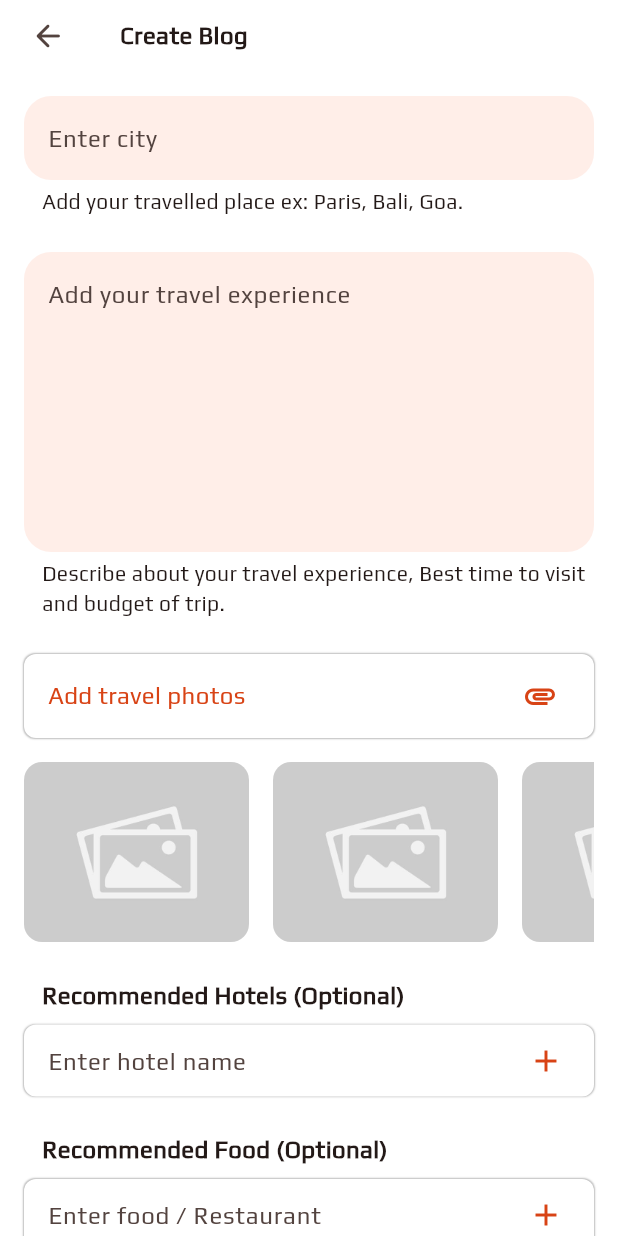
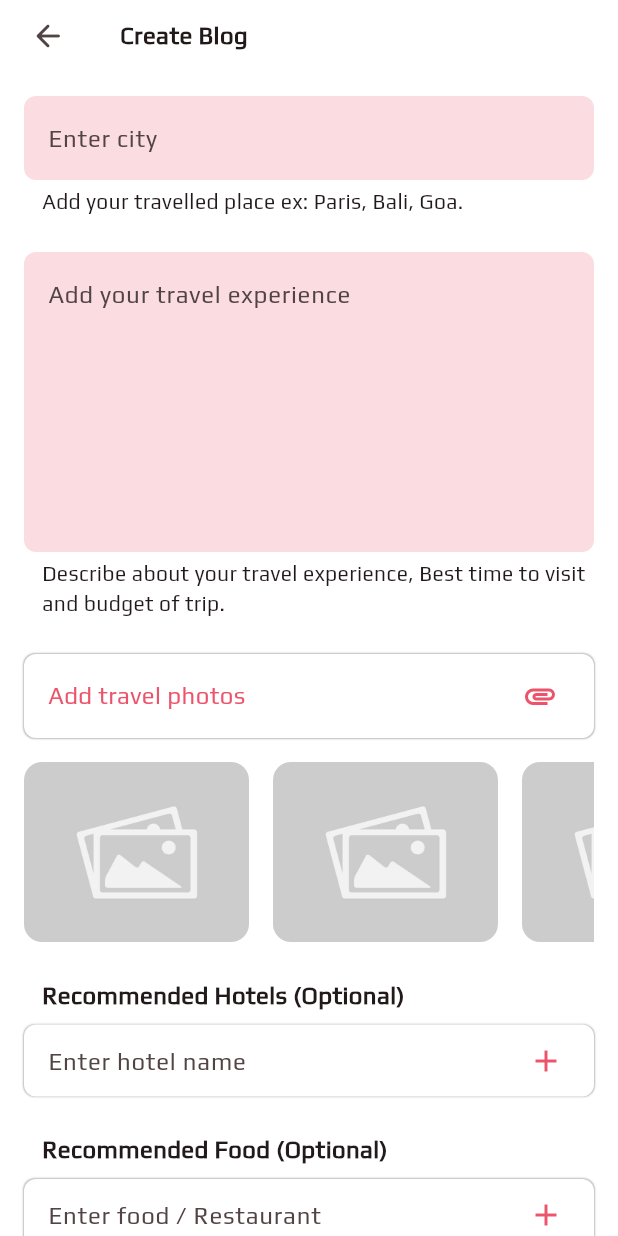
Before and after one commit to anilprofileinfo/finder, a Flutter app: the DashBoard screen opened by its route, after a tap on the "add" icon, on a phone screen of 412 x 824 dp. Run offline on Flutter 3.47's test engine with Material 3 defaults, Android fonts, the light colour scheme and no system bars; our stand-ins replace dartz, equatable, image_picker; accounts and stored records are empty; network calls fail.

Commit message:
Updated ui style in login and home screen

```diff
--- a/lib/core/utils/app_colors.dart
+++ b/lib/core/utils/app_colors.dart
@@ -2,26 +2,21 @@ import 'package:flutter/material.dart';
 
 class AppColors{
   ///Blue Color
-  // static const primaryColor = Color(0xff5d0cc0);
-  // static const primaryColorDark = Color(0xff3e0286);
-  // static const primaryColorLight = Color(0xff9f6af5);
-  // static const primaryColorOrange = Colors.deepOrange;
-  static const primaryColor = Colors.deepOrange;
-
-  // static const primaryColorOrange = Color(0XFFff444b);
-  // static const primaryColor = Color(0XFF64a2d5);
-  static const primaryColorDark = Color(0xFFD84315);
-  static const primaryColorLight = Color(0xFFFFCCBC);
+/*  static const primaryColor = Color(0xff7ABDC1);
+  static const primaryColorDark = Color(0xff497173);*/
+  static const primaryColor = Color(0xffEC546B);
+  static const primaryColorDark = Color(0xffEC546B);
 
   static const colorTransparent = Color(0x00ffffff);
   static const darkGray = Color(0xff737373);
   static const white = Color(0xffffffff);
   static const black = Color(0xff000000);
   static const gray = Color(0xFF9E9E9E);
-  // static const scaffoldBackground = Color(0xFFF2F4F8);
   static const scaffoldBackground = Color(0xFFe9eaec);
   static const separator = Color(0xFFe8e8e8);
   static const whiteTransparent = Color(0x32000000);
 
+  static const appbarColor = Color(0xFFFFF8F8);
+
 
 }
--- a/lib/core/utils/app_router.dart
+++ b/lib/core/utils/app_router.dart
@@ -18,7 +18,7 @@ class AppRouter {
       case splashRoute:
         return MaterialPageRoute(builder: (_) => const SplashScreen());
       case loginRoute:
-        return MaterialPageRoute(builder: (_) =>  Login());
+        return MaterialPageRoute(builder: (_) =>  const Login());
       case signupRoute:
         return MaterialPageRoute(builder: (_) => const SignUp());
       case dashboardRoute:
@@ -26,7 +26,7 @@ class AppRouter {
       case postRoute:
         return MaterialPageRoute(builder: (_) => const PostScreen());
       default:
-        return MaterialPageRoute(builder: (_) =>  Login());
+        return MaterialPageRoute(builder: (_) =>  const Login());
     }
   }
 }
--- a/lib/features/home/presentation/page/home.dart
+++ b/lib/features/home/presentation/page/home.dart
@@ -5,7 +5,7 @@ import 'package:finder/features/home/presentation/widgets/stories_list.dart';
 import 'package:flutter/material.dart';
 import 'package:provider/provider.dart';
 
-const double appBarBottomCornerRadius = 24.0;
+const double appBarBottomCornerRadius = 12.0;
 const double leadingIconMargin = 12.0;
 const double leadingIconCircleRadius = 48.0;
 
@@ -22,21 +22,61 @@ class Home extends StatelessWidget {
         return Consumer<HomeProvider>(
           builder: (context, data, _) {
             return Scaffold(
-              backgroundColor: AppColors.scaffoldBackground,
+              backgroundColor: AppColors.appbarColor,
               //Used for scroll AppBar on swipe
-              body: NestedScrollView(
+              body:SingleChildScrollView(
+                child: Column(
+                  children: [
+                    Container(
+                      // color: Colors.orange,
+                      padding: EdgeInsets.only(top: 12,bottom: 12,left: 16,right: 12),
+                      child: Row(
+                        crossAxisAlignment: CrossAxisAlignment.center,
+                        mainAxisAlignment: MainAxisAlignment.spaceBetween,
+                        children: [
+                          Container(
+                            width: 32,
+                            height: 32,
+                            // margin: const EdgeInsets.only(top: leadingIconMargin,left: 16),
+                            child: ClipRRect(
+                              borderRadius:
+                              BorderRadius.circular(leadingIconCircleRadius),
+                              child: const Image(
+                                image: NetworkImage(
+                                    "https://cdn.pixabay.com/photo/2016/11/14/04/25/umbrella-1822586_1280.jpg"),
+                                fit: BoxFit.cover,
+                              ),
+                            ),
+                          ),
+                          const Text(appName,style: TextStyle(fontWeight: FontWeight.bold,fontSize: 24),),
+                          // Spacer(),
+                          IconButton(
+                              icon: const Icon(Icons.search_rounded),
+                              onPressed: () {}),
+                        ],
+                      ),
+                    ),
+                    const StoriesList()
+                  ],
+                ),
+              )
+              /*NestedScrollView(
                 floatHeaderSlivers: true,
                 headerSliverBuilder:
                     (BuildContext context, bool innerBoxIsScrolled) => [
                   //AppBar with slide in out
-                  SliverAppBar(
+                  SliverPadding(
+                    padding: EdgeInsets.only(top: 16.0,left: 12.0,right: 12.0,bottom: 8.0),
+                    sliver: SliverAppBar(
+                      backgroundColor: AppColors.primaryColorLight,
                       //Rounder corner on bottom of the AppBar
                       shape: const RoundedRectangleBorder(
                         borderRadius: BorderRadius.vertical(
                           bottom: Radius.circular(appBarBottomCornerRadius),
+                          top: Radius.circular(appBarBottomCornerRadius),
                         ),
                       ),
-                    backgroundColor: AppColors.white,
+                      // backgroundColor: AppColors.white,
                       //AppBar Profile Icon/Leading Icon
                       leading: Container(
                         margin: const EdgeInsets.all(leadingIconMargin),
@@ -53,18 +93,19 @@ class Home extends StatelessWidget {
                       floating: true,
                       snap: true,
                       //AppBar title
-                    title: const Text(appName),
+                      title: const Text(appName,style: TextStyle(color: AppColors.white,fontWeight: FontWeight.bold),),
                       actions: <Widget>[
                         //AppBar search button
                         IconButton(
-                          icon: const Icon(Icons.search_rounded),
+                            icon: const Icon(Icons.search_rounded,color: AppColors.white),
                             onPressed: () {}),
                       ],
+                    ),
                   )
                 ],
                 //Stories List
                 body: const StoriesList(),
-              ),
+              ),*/
             );
           },
         );
--- a/lib/features/home/presentation/widgets/stories_list.dart
+++ b/lib/features/home/presentation/widgets/stories_list.dart
@@ -25,6 +25,7 @@ class StoriesList extends StatelessWidget {
 
     return Consumer<HomeProvider>(builder: (context, data, _) {
       return ListView.builder(
+        physics: NeverScrollableScrollPhysics(),
         shrinkWrap: true,
         itemCount: data.listData.length,
         itemBuilder: (context, index) {
@@ -32,14 +33,18 @@ class StoriesList extends StatelessWidget {
           //List Item
           return Container(
             margin: const EdgeInsets.only(
-                top: listViewMargin,
+                top: 16,
                 left: listViewMargin,
                 right: listViewMargin),
             padding: const EdgeInsets.all(listTilePadding),
             decoration: const BoxDecoration(
                 color: AppColors.white,
                 borderRadius:
-                    BorderRadius.all(Radius.circular(listTileCornerRadius))),
+                    BorderRadius.all(Radius.circular(listTileCornerRadius)),
+                boxShadow: [
+                  BoxShadow(color: Color(0x99000000),blurStyle: BlurStyle.normal,offset: Offset(0.5, 0.5)),
+                ],
+            ),
             child: Column(
               children: [
                 //Post Image with Location and Report buttons
--- a/lib/features/login/presentation/widgets/login_input_fields.dart
+++ b/lib/features/login/presentation/widgets/login_input_fields.dart
@@ -1,4 +1,5 @@
 import 'package:finder/core/utils/app_colors.dart';
+import 'package:finder/core/utils/app_router.dart';
 import 'package:finder/features/login/presentation/provider/login_provider.dart';
 import 'package:flutter/material.dart';
 import 'package:provider/provider.dart';
@@ -13,45 +14,38 @@ class LoginInputFields extends StatelessWidget {
         return Column(
           crossAxisAlignment: CrossAxisAlignment.stretch,
           children: [
-            Material(
-              elevation: 6,
-              borderRadius: BorderRadius.all(Radius.circular(8)),
-              // shadowColor: AppColors.primaryColor,
-              child: TextField(
+            TextField(
               controller: data.userNameController,
+              style: TextStyle(color: AppColors.black),
               decoration: InputDecoration(
                   hintText: "Username",
                   border: OutlineInputBorder(
                       borderRadius: BorderRadius.circular(8),
                       borderSide: BorderSide.none),
-                    fillColor: AppColors.white,
+                  fillColor: AppColors.primaryColor.withOpacity(0.12),
                   filled: true,
                   prefixIcon: const Icon(Icons.person_outline_rounded)),
             ),
-            ),
             const SizedBox(height: 16),
-            Material(
-              elevation: 6,
-              borderRadius: BorderRadius.all(Radius.circular(8)),
-              // shadowColor: AppColors.primaryColor,
-              child: TextField(
+            TextField(
               controller: data.passwordController,
+              style: TextStyle(color: AppColors.black),
               decoration: InputDecoration(
                 hintText: "Password",
                 border: OutlineInputBorder(
                     borderRadius: BorderRadius.circular(8),
                     borderSide: BorderSide.none),
-                  fillColor: AppColors.white,
+                fillColor: AppColors.primaryColor.withOpacity(0.12),
                 filled: true,
                 prefixIcon: const Icon(Icons.lock_outline_rounded),
               ),
               obscureText: true,
             ),
-            ),
             const SizedBox(height: 42),
             ElevatedButton(
               onPressed: () {
-                data.loginUser(context, data.getUserName(), data.getPassword());
+                Navigator.pushNamedAndRemoveUntil(context, dashboardRoute, (route) => false);
+                //data.loginUser(context, data.getUserName(), data.getPassword());
               },
               style: ElevatedButton.styleFrom(
                   shape: RoundedRectangleBorder(
--- a/lib/features/post/presentation/page/post_screen.dart
+++ b/lib/features/post/presentation/page/post_screen.dart
@@ -16,7 +16,7 @@ class PostScreen extends StatelessWidget {
       create: (_) => PostNotifier(),
       child: Consumer<PostNotifier>(
         builder: (context, notifier, child) => Scaffold(
-          backgroundColor: Colors.white,
+          backgroundColor: AppColors.white,
           resizeToAvoidBottomInset: true,
           body: SafeArea(
             top: true,
@@ -55,26 +55,17 @@ class PostScreen extends StatelessWidget {
                   ///Enter Place
                   Container(
                     margin: const EdgeInsets.only(left: 16, right: 16, top: 16),
-                    /*decoration: BoxDecoration(
-                      borderRadius: BorderRadius.circular(8.0),
-                      boxShadow: const [
-                        BoxShadow(
-                          color: Colors.black26,
-                          spreadRadius: 0.1,
-                          blurRadius: 0.2,
-                        ),
-                      ],
-                    ),*/
                     child: TextFormField(
                       controller: notifier.placeTextController,
                       decoration: InputDecoration(
-                        labelText: 'Enter city',
+                        hintText: 'Enter city',
                         border: OutlineInputBorder(
-                            borderRadius: BorderRadius.circular(18),
+                            borderRadius: BorderRadius.circular(8),
                             borderSide: BorderSide.none),
-                        fillColor: AppColors.primaryColor.withOpacity(0.1),
+                        fillColor: AppColors.primaryColor.withOpacity(0.2),
                         filled: true,
                       ),
+                      style: const TextStyle(color: AppColors.black),
                     ),
                   ),
 
@@ -105,11 +96,12 @@ class PostScreen extends StatelessWidget {
                         decoration: InputDecoration(
                           hintText: 'Add your travel experience',
                           border: OutlineInputBorder(
-                              borderRadius: BorderRadius.circular(18),
+                              borderRadius: BorderRadius.circular(8),
                               borderSide: BorderSide.none),
-                          fillColor: AppColors.primaryColor.withOpacity(0.1),
+                          fillColor: AppColors.primaryColor.withOpacity(0.2),
                           filled: true,
                         ),
+                        style: const TextStyle(color: AppColors.black),
                         textInputAction: TextInputAction.newline,
                         keyboardType: TextInputType.multiline,
                         maxLines: 7,
--- a/lib/features/post/presentation/widgets/post_add_food.dart
+++ b/lib/features/post/presentation/widgets/post_add_food.dart
@@ -90,7 +90,7 @@ class PostFood extends StatelessWidget {
                       padding: EdgeInsets.only(left: 8.0, right: 8.0),
                       child: Divider(
                         height: 1,
-                        color: AppColors.primaryColorLight,
+                        color: AppColors.separator,
                       ),
                     );
                   },
--- a/lib/features/post/presentation/widgets/post_add_hotels.dart
+++ b/lib/features/post/presentation/widgets/post_add_hotels.dart
@@ -98,7 +98,7 @@ class PostHotels extends StatelessWidget {
                       padding: EdgeInsets.only(left: 8.0, right: 8.0),
                       child: Divider(
                         height: 1,
-                        color: AppColors.primaryColorLight,
+                        color: AppColors.separator,
                       ),
                     );
                   },
```
Lines whose indentation alone changed are shown as unchanged.
